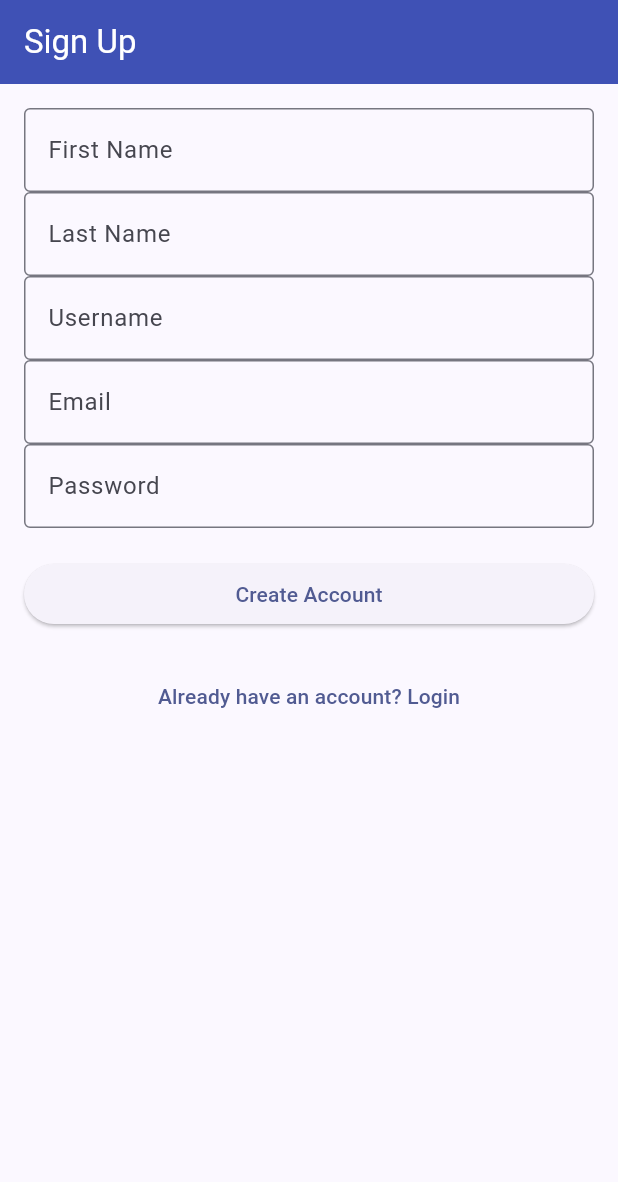
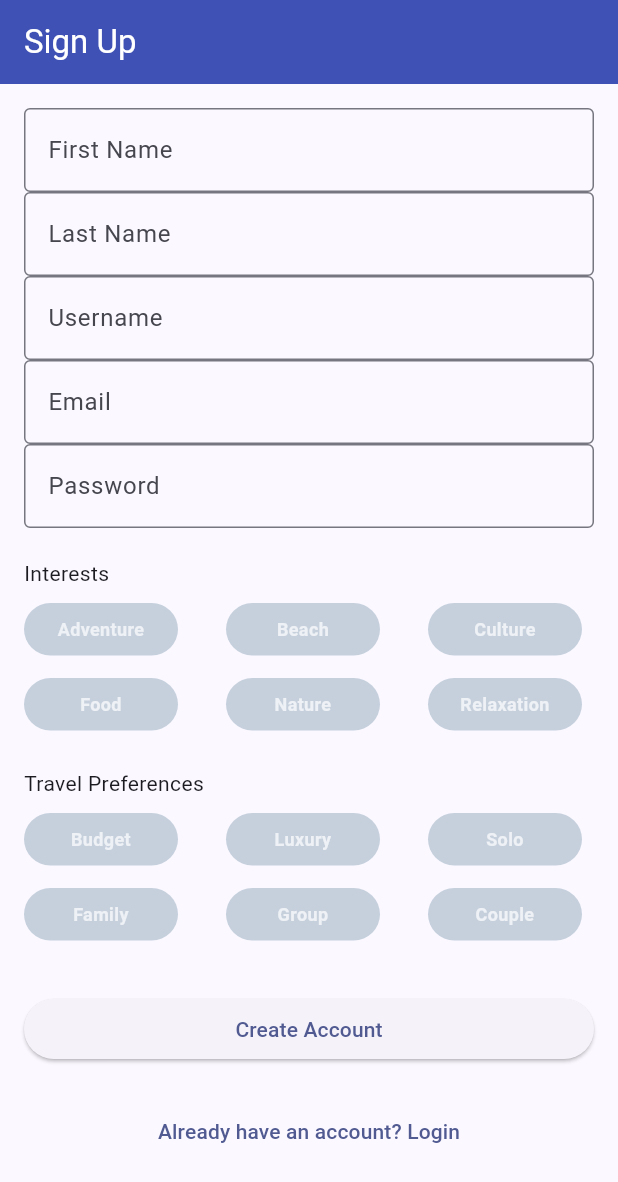
Before and after one commit to alcmarfil/abiyahe, a Flutter app: the screen it shows after launch, on a phone screen of 412 x 824 dp. Shown: the top 1182 px of the screen. Run offline on Flutter 3.47's test engine with Material 3 defaults, Android fonts, the phone set to English and light mode, and no system bars; our stand-ins replace cloud_firestore, firebase_auth, firebase_core, image_picker; accounts and stored records are empty.

Commit message:
feat: signup extra (#3)
* feat: added sign up travel styles and preferences form

* feat: styles and interests saved in the database

* feat: added pick from gallery when changing profile pic

* chore: added permissions

---------

Co-authored-by: ath4lia <acmarfil@up.edu.ph>

```diff
--- a/project_abiyahe/lib/providers/firebase_provider.dart
+++ b/project_abiyahe/lib/providers/firebase_provider.dart
@@ -42,6 +42,9 @@ class TravelProvider extends ChangeNotifier {
       );
       _user = userCredential.user;
 
+      print(interests);
+      print(travelPreferences);
+
       if (_user != null) {
         await _firestore.collection("Users").doc(_user!.uid).set({
           "email": email,
@@ -49,8 +52,8 @@ class TravelProvider extends ChangeNotifier {
           "lastName": lastName,
           "userName": userName,
           "userId": _user!.uid,
-          "interests": interests ?? [],
-          "travelPreferences": travelPreferences ?? [],
+          "interests": interests,
+          "travelPreferences": travelPreferences,
         });
       }
       notifyListeners();
--- a/project_abiyahe/lib/screens/sign_up.dart
+++ b/project_abiyahe/lib/screens/sign_up.dart
@@ -31,12 +31,42 @@ class _SignUpState extends State<SignUp> {
     "Group",
     "Couple",
   ];
+
+
   List<String> selectedInterests = [];
   List<String> selectedTravelPreferences = [];
+
 
   final passwordRegex = RegExp(
     r'^(?=.*[a-z])(?=.*[A-Z])(?=.*\d)(?=.*[@$!%*?&]).{6,}$',
   );
+
+  Widget buildToggleButton(String text, bool isSelected, VoidCallback onTap) {
+    return GestureDetector(
+      onTap: onTap,
+      child: Container(
+        width: 100, // Fixed width
+        height: 35,  // Fixed height
+        padding: EdgeInsets.symmetric(horizontal: 8, vertical: 2),
+        margin: EdgeInsets.only(right: 8, bottom: 5),
+        decoration: BoxDecoration(
+          color: isSelected ? Color(0xff9cd8ff) : Color.fromARGB(255, 75, 116, 144).withOpacity(0.3),
+          borderRadius: BorderRadius.circular(25),
+        ),
+        child: Center(
+          child: Text(
+            text,
+            textAlign: TextAlign.center,
+            style: TextStyle(
+              color: isSelected ? Colors.white : Colors.white.withOpacity(0.7),
+              fontWeight: FontWeight.bold,
+              fontSize: 12,
+            ),
+          ),
+        ),
+      ),
+    );
+  }
 
   @override
   Widget build(BuildContext context) {
@@ -59,6 +89,48 @@ class _SignUpState extends State<SignUp> {
               email(),
               password(),
               const SizedBox(height: 20),
+              Text("Interests"),
+                    SizedBox(height: 10),
+                    Wrap(
+                      alignment: WrapAlignment.spaceBetween,
+                      runSpacing: 10,
+                      children: interests.map((interest) => SizedBox(
+                        width: (MediaQuery.of(context).size.width - 80) / 3,
+                        child: buildToggleButton(
+                          interest,
+                          selectedInterests.contains(interest),
+                          () => setState(() {
+                            if (selectedInterests.contains(interest)) {
+                              selectedInterests.remove(interest);
+                            } else {
+                              selectedInterests.add(interest);
+                            }
+                          }),
+                        ),
+                      )).toList(),
+                    ),
+                    SizedBox(height: 20),
+                    Text("Travel Preferences"),
+                    SizedBox(height: 10),
+                    Wrap(
+                      alignment: WrapAlignment.spaceBetween,
+                      runSpacing: 10,
+                      children: travelPreferences.map((style) => SizedBox(
+                        width: (MediaQuery.of(context).size.width - 80) / 3,
+                        child: buildToggleButton(
+                          style,
+                          selectedTravelPreferences.contains(style),
+                          () => setState(() {
+                            if (selectedTravelPreferences.contains(style)) {
+                              selectedTravelPreferences.remove(style);
+                            } else {
+                              selectedTravelPreferences.add(style);
+                            }
+                          }),
+                        ),
+                      )).toList(),
+                    ),
+                    SizedBox(height: 30),
               ElevatedButton(
                 onPressed: submitAll,
                 child: Text("Create Account"),
@@ -154,6 +226,9 @@ class _SignUpState extends State<SignUp> {
     if (formKey.currentState?.validate() ?? false) {
       formKey.currentState?.save();
       setState(() => errorText = null);
+      print("Selected travel preference: $selectedTravelPreferences");
+      print("Selected interests: $selectedInterests");
+
 
       try {
         String? error = await Provider.of<TravelProvider>(
@@ -165,8 +240,8 @@ class _SignUpState extends State<SignUp> {
           userName: formValues.userName!,
           email: formValues.email!,
           password: formValues.password!,
-          interests: formValues.interests,
-          travelPreferences: formValues.travelPreferences,
+          interests: selectedInterests,
+          travelPreferences: selectedTravelPreferences,
         );
 
         if (error != null) {
```
Also changed, not shown: project_abiyahe/lib/screens/edit_profile_page.dart (+51 -36 lines), project_abiyahe/lib/screens/travel_plans_page.dart (+17 -7 lines), project_abiyahe/lib/screens/user_profile_page.dart (+42 -27 lines), 1 other file.
